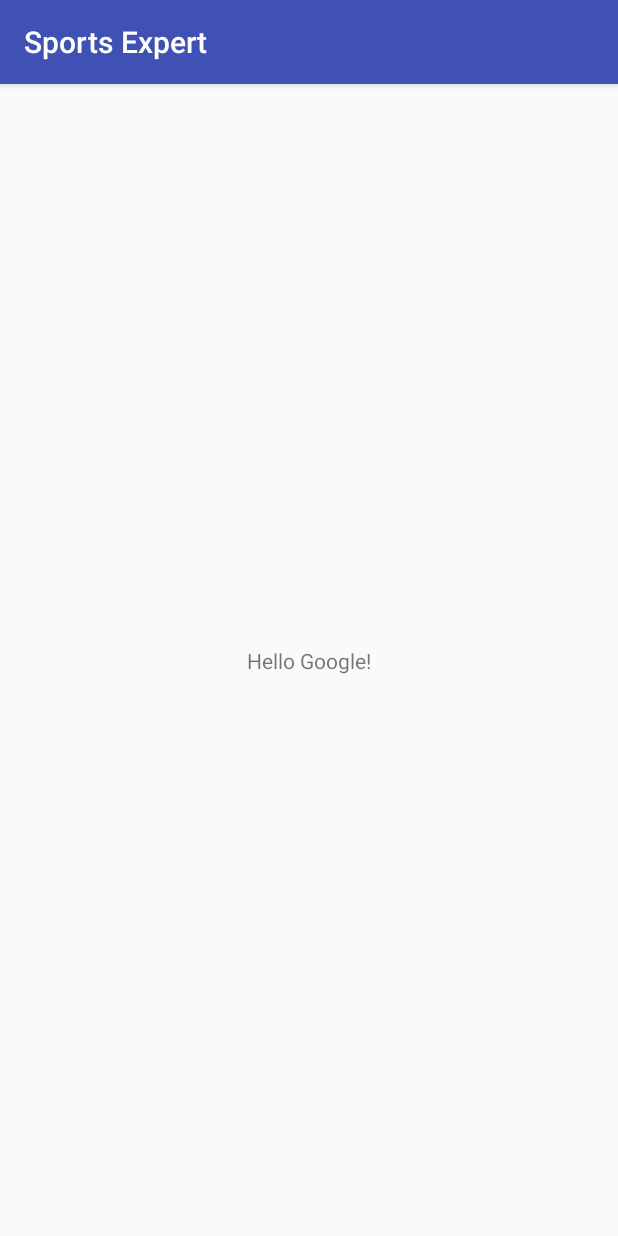
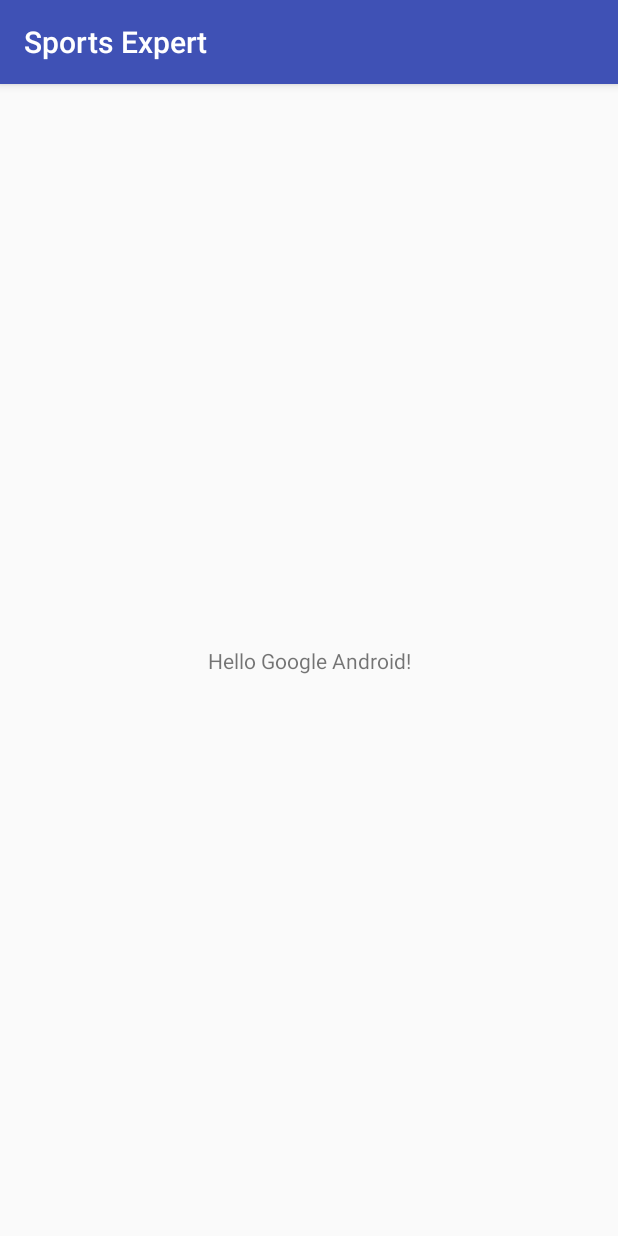
Before and after one commit to 123zzj123/SportsExpert, an Android app: the screen it shows after launch (MainActivity), on a phone screen of 412 x 824 dp. Run offline under Robolectric (Android 15) with nearby library versions, the phone set to English and light mode, and no system bars.

Commit message:
More test on syncing

```diff
--- a/front_end/SportsExpert/app/src/main/res/layout/activity_main.xml
+++ b/front_end/SportsExpert/app/src/main/res/layout/activity_main.xml
@@ -10,7 +10,7 @@
     <TextView
             android:layout_width="wrap_content"
             android:layout_height="wrap_content"
-            android:text="Hello Google!"
+            android:text="Hello Google Android!"
             app:layout_constraintBottom_toBottomOf="parent"
             app:layout_constraintLeft_toLeftOf="parent"
             app:layout_constraintRight_toRightOf="parent"
```
